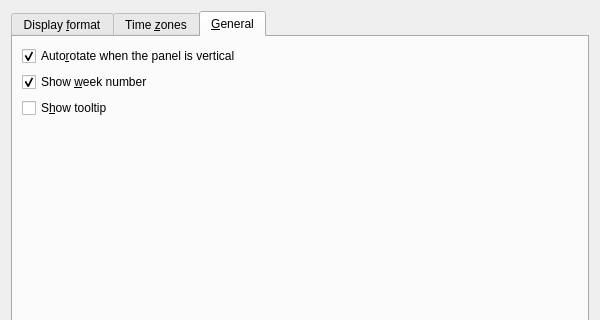
First picture: the form in plugin-worldclock/lxqtworldclockconfiguration.ui, repository lxqt/lxqt-panel, before the edit; both pictures show x 0 to 600 and y 0 to 320 of the 600 by 687 pixel window.
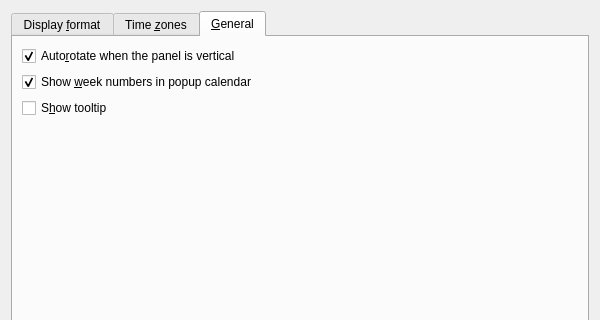
Second picture: the form after the edit. The open tabs and pages were chosen to show the change.

Commit message: config: clarify "show week number" option

The edit to the form file:
```diff
--- a/plugin-worldclock/lxqtworldclockconfiguration.ui
+++ b/plugin-worldclock/lxqtworldclockconfiguration.ui
@@ -532,7 +532,7 @@
        <item>
         <widget class="QCheckBox" name="showWeekNumberCB">
          <property name="text">
-          <string>Show &amp;week number</string>
+          <string>Show &amp;week numbers in popup calendar</string>
          </property>
          <property name="checked">
           <bool>true</bool>
```
